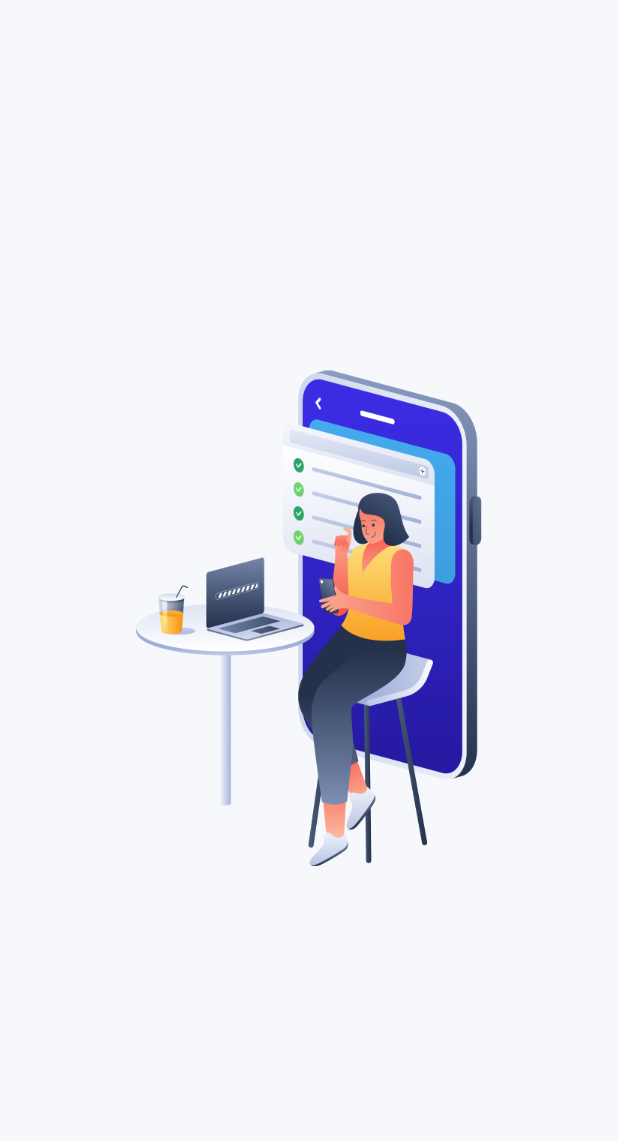
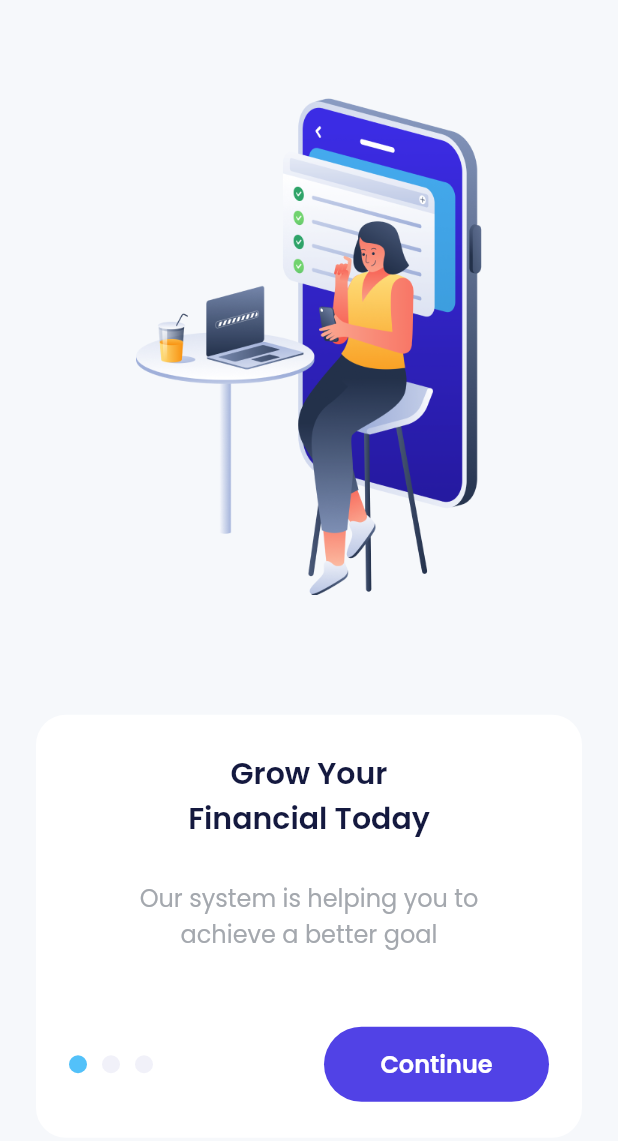
Before and after one commit to alirfanyasin/bank_sha, a Flutter app: the screen it shows after launch, on a phone screen of 412 x 824 dp. Shown: the top 1141 px of the screen. Run offline on Flutter 3.47's test engine with Material 2 defaults, Android fonts, the phone set to English and light mode, and no system bars; drawn by our look-alikes of carousel_slider; our stand-ins replace google_fonts.

Commit message:
slicing onBoarding page part 2

```diff
--- a/lib/shared/theme.dart
+++ b/lib/shared/theme.dart
@@ -4,6 +4,7 @@ import 'package:google_fonts/google_fonts.dart';
 Color whiteColor = const Color(0xffFFFFFF);
 Color blackColor = const Color(0xff14193F);
 Color greyColor = const Color(0xffA4A8AE);
+Color lightGreyColor = const Color(0xffF1F1F9);
 Color lightBackgroundColor = const Color(0xffF6F8FB);
 Color darkBackgroundColor = const Color(0xff020518);
 Color blueColor = const Color(0xff53C1F9);
--- a/lib/ui/pages/onboarding_page.dart
+++ b/lib/ui/pages/onboarding_page.dart
@@ -34,6 +34,100 @@ class OnBoardingPage extends StatelessWidget {
                 enableInfiniteScroll: false,
               ),
             ),
+            const SizedBox(height: 80),
+            Container(
+              margin: const EdgeInsets.symmetric(
+                horizontal: 24,
+              ),
+              padding: const EdgeInsets.symmetric(
+                horizontal: 22,
+                vertical: 24,
+              ),
+              decoration: BoxDecoration(
+                color: whiteColor,
+                borderRadius: BorderRadius.circular(20),
+              ),
+              child: Column(
+                children: [
+                  Text(
+                    'Grow Your\nFinancial Today',
+                    style: blackTextStyle.copyWith(
+                      fontSize: 20,
+                      fontWeight: semiBold,
+                    ),
+                    textAlign: TextAlign.center,
+                  ),
+                  const SizedBox(
+                    height: 26,
+                  ),
+                  Text(
+                    'Our system is helping you to\nachieve a better goal',
+                    style: greyTextStyle.copyWith(
+                      fontSize: 16,
+                      fontWeight: regular,
+                    ),
+                    textAlign: TextAlign.center,
+                  ),
+                  const SizedBox(
+                    height: 50,
+                  ),
+                  Row(
+                    children: [
+                      Container(
+                        width: 12,
+                        height: 12,
+                        margin: EdgeInsets.only(right: 10),
+                        decoration: BoxDecoration(
+                          shape: BoxShape.circle,
+                          color: blueColor,
+                        ),
+                      ),
+                      Container(
+                        width: 12,
+                        height: 12,
+                        margin: EdgeInsets.only(right: 10),
+                        decoration: BoxDecoration(
+                          shape: BoxShape.circle,
+                          color: lightGreyColor,
+                        ),
+                      ),
+                      Container(
+                        width: 12,
+                        height: 12,
+                        margin: EdgeInsets.only(right: 10),
+                        decoration: BoxDecoration(
+                          shape: BoxShape.circle,
+                          color: lightGreyColor,
+                        ),
+                      ),
+                      const Spacer(),
+                      Container(
+                        width: 150,
+                        height: 50,
+                        child: TextButton(
+                          style: TextButton.styleFrom(
+                            backgroundColor: purpleColor,
+                            shape: RoundedRectangleBorder(
+                              borderRadius: BorderRadius.circular(56),
+                            ),
+                          ),
+                          onPressed: () {},
+                          child: Center(
+                            child: Text(
+                              'Continue',
+                              style: whiteTextStyle.copyWith(
+                                fontSize: 16,
+                                fontWeight: semiBold,
+                              ),
+                            ),
+                          ),
+                        ),
+                      )
+                    ],
+                  )
+                ],
+              ),
+            )
           ],
         ),
       ),
```
